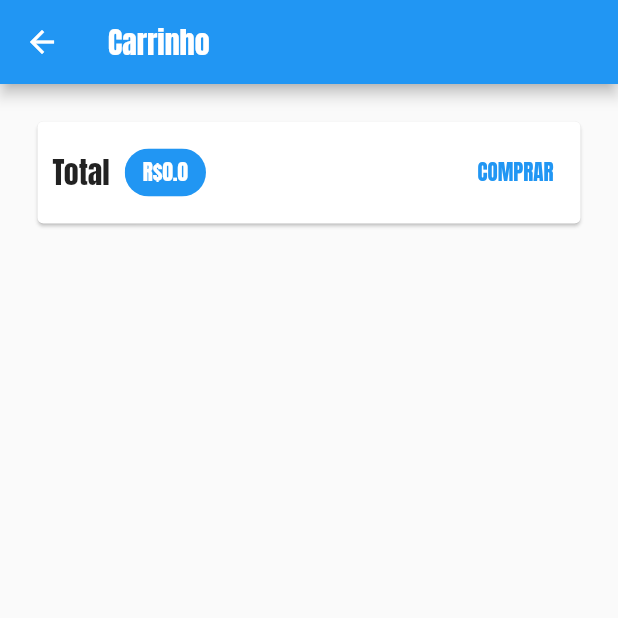
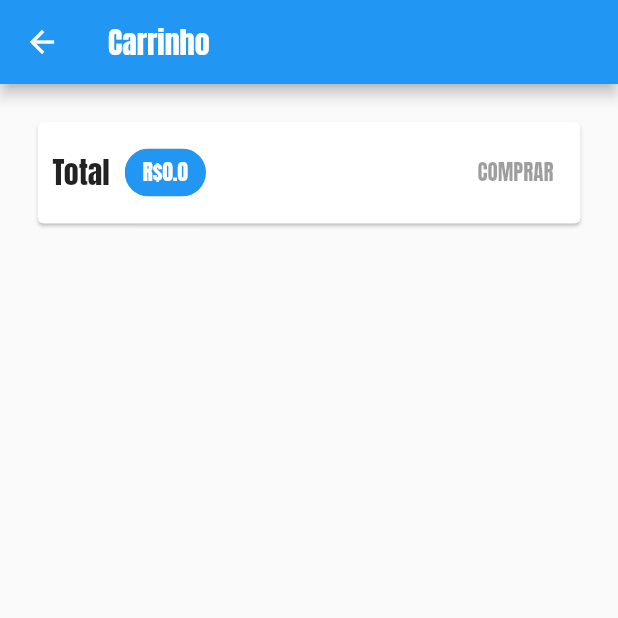
Before and after one commit to Murilo-hfs/shop, a Flutter app: the CartScreen screen opened by its route, on a phone screen of 412 x 824 dp, the top half of it. Run offline on Flutter 3.47's test engine with Material 2 defaults, Android fonts, the phone set to English and light mode, and no system bars; network calls fail.

```diff
--- /dev/null
+++ b/lib/exceptions/http_exception.dart
@@ -0,0 +1,10 @@
+
+class HttpException implements Exception {
+  final String msg;
+  const HttpException(this.msg);
+
+  @override
+  String toString(){
+    return msg;
+  }
+}
--- a/lib/views/cart_screen.dart
+++ b/lib/views/cart_screen.dart
@@ -28,30 +28,25 @@ class CartScreen extends StatelessWidget {
                     style: TextStyle(fontSize: 20),
                   ),
                   SizedBox(width: 10),
-                  Chip(label: Text(
+                  Chip(
+                    label: Text(
                       'R\$${cart.totalAmount}',
                       style: TextStyle(
-                      color: Theme.of(context).primaryTextTheme.headline6.color,
+                        color:
+                            Theme.of(context).primaryTextTheme.headline6.color,
                       ),
                     ),
                     backgroundColor: Theme.of(context).primaryColor,
                   ),
                   Spacer(),
-                  TextButton(
-                    child: Text('COMPRAR'),
-                    style: TextButton.styleFrom(primary: Colors.blue),
-                    onPressed: () {
-                      Provider.of<Orders>(context, listen: false).addOrder(
-                        cartItems, cart.totalAmount,
-                        );
-                        cart.clearCart();
-                    },
-                    ),
+                  OrderButton(cart: cart),
                 ],
               ),
             ),
           ),
-          SizedBox(height: 10,),
+          SizedBox(
+            height: 10,
+          ),
           Expanded(
             child: ListView.builder(
               itemCount: cart.itemsCount,
@@ -63,3 +58,41 @@ class CartScreen extends StatelessWidget {
     );
   }
 }
+
+class OrderButton extends StatefulWidget {
+  const OrderButton({
+    Key key,
+    @required this.cart,
+  }) : super(key: key);
+
+  final Cart cart;
+
+  @override
+  _OrderButtonState createState() => _OrderButtonState();
+}
+
+class _OrderButtonState extends State<OrderButton> {
+  bool _isLoading = false;
+  @override
+  Widget build(BuildContext context) {
+    return TextButton(
+      child: _isLoading ? CircularProgressIndicator() : Text('COMPRAR'),
+      style: TextButton.styleFrom(primary: Colors.blue),
+      onPressed: widget.cart.totalAmount == 0
+          ? null
+          : () async {
+              setState(() {
+                _isLoading = true;
+              });
+
+              await Provider.of<Orders>(context, listen: false).addOrder(
+                widget.cart);
+
+              setState(() {
+                _isLoading = false;
+              });
+              widget.cart.clearCart();
+            },
+    );
+  }
+}
```
Also changed, not shown: lib/providers/orders.dart (+30 -10 lines), lib/providers/product.dart (+23 -1 lines), lib/providers/products.dart (+49 -12 lines), lib/views/product_form_screen.dart (+24 -11 lines), lib/views/products_overview_screen.dart (+22 -7 lines), lib/views/products_screen.dart (+9 -1 lines), lib/widgets/product_item.dart (+16 -4 lines). Lines whose indentation alone changed are shown as unchanged.
